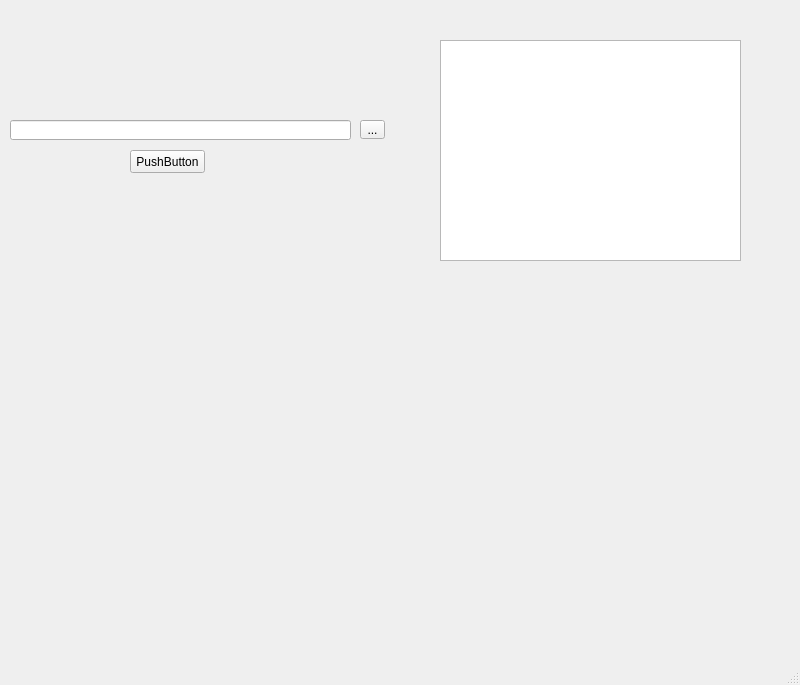
This is F_Ui/F_Interface_1.ui in ClementBaty/m2_2025-2026 as Qt 5 draws it before an edit. The edited form follows.
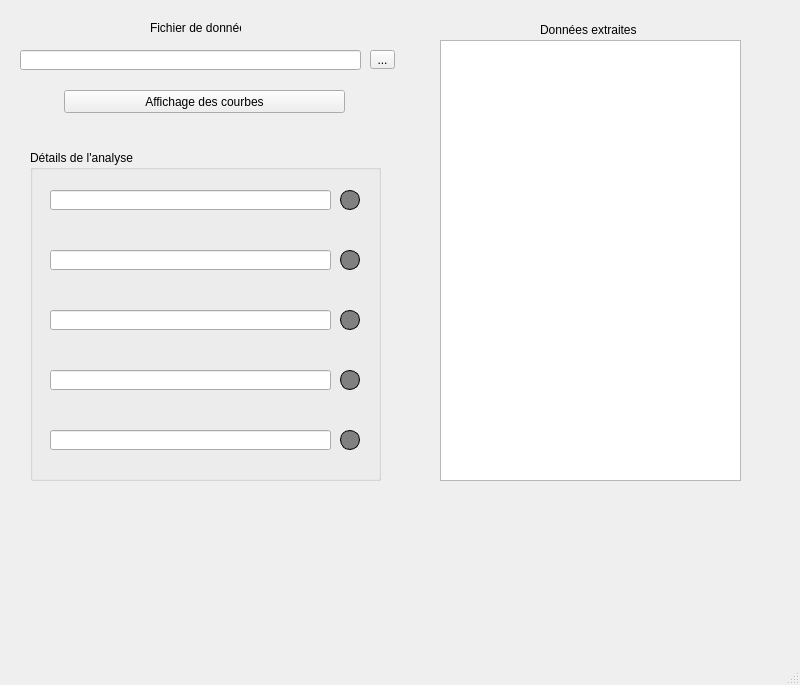
This is the edited form.

Commit message: Ajout des détails de l'analyse + Bouton ouverture deuxième interface

```diff
--- a/F_Ui/F_Interface_1.ui
+++ b/F_Ui/F_Interface_1.ui
@@ -17,8 +17,8 @@
    <widget class="QToolButton" name="url_bouton">
     <property name="geometry">
      <rect>
-      <x>360</x>
-      <y>120</y>
+      <x>370</x>
+      <y>50</y>
       <width>25</width>
       <height>19</height>
      </rect>
@@ -33,15 +33,15 @@
       <x>440</x>
       <y>40</y>
       <width>301</width>
-      <height>221</height>
+      <height>441</height>
      </rect>
     </property>
    </widget>
    <widget class="QLineEdit" name="url_input">
     <property name="geometry">
      <rect>
-      <x>10</x>
-      <y>120</y>
+      <x>20</x>
+      <y>50</y>
       <width>341</width>
       <height>20</height>
      </rect>
@@ -50,14 +50,268 @@
    <widget class="QPushButton" name="affichage_graph">
     <property name="geometry">
      <rect>
-      <x>130</x>
-      <y>150</y>
-      <width>75</width>
+      <x>64</x>
+      <y>90</y>
+      <width>281</width>
       <height>23</height>
      </rect>
     </property>
     <property name="text">
-     <string>PushButton</string>
+     <string>Affichage des courbes</string>
+    </property>
+   </widget>
+   <widget class="QLabel" name="label">
+    <property name="geometry">
+     <rect>
+      <x>150</x>
+      <y>20</y>
+      <width>91</width>
+      <height>16</height>
+     </rect>
+    </property>
+    <property name="text">
+     <string>Fichier de données </string>
+    </property>
+   </widget>
+   <widget class="QGroupBox" name="group_Analyse">
+    <property name="geometry">
+     <rect>
+      <x>30</x>
+      <y>150</y>
+      <width>351</width>
+      <height>331</height>
+     </rect>
+    </property>
+    <property name="title">
+     <string>Détails de l'analyse</string>
+    </property>
+    <widget class="QLineEdit" name="donnee_1">
+     <property name="geometry">
+      <rect>
+       <x>20</x>
+       <y>40</y>
+       <width>281</width>
+       <height>20</height>
+      </rect>
+     </property>
+     <property name="readOnly">
+      <bool>true</bool>
+     </property>
+    </widget>
+    <widget class="QLineEdit" name="donnee_2">
+     <property name="geometry">
+      <rect>
+       <x>20</x>
+       <y>100</y>
+       <width>281</width>
+       <height>20</height>
+      </rect>
+     </property>
+     <property name="readOnly">
+      <bool>true</bool>
+     </property>
+    </widget>
+    <widget class="QLineEdit" name="donnee_3">
+     <property name="geometry">
+      <rect>
+       <x>20</x>
+       <y>160</y>
+       <width>281</width>
+       <height>20</height>
+      </rect>
+     </property>
+     <property name="readOnly">
+      <bool>true</bool>
+     </property>
+    </widget>
+    <widget class="QLineEdit" name="donnee_4">
+     <property name="geometry">
+      <rect>
+       <x>20</x>
+       <y>220</y>
+       <width>281</width>
+       <height>20</height>
+      </rect>
+     </property>
+     <property name="readOnly">
+      <bool>true</bool>
+     </property>
+    </widget>
+    <widget class="QLineEdit" name="donnee_5">
+     <property name="geometry">
+      <rect>
+       <x>20</x>
+       <y>280</y>
+       <width>281</width>
+       <height>20</height>
+      </rect>
+     </property>
+     <property name="readOnly">
+      <bool>true</bool>
+     </property>
+    </widget>
+    <widget class="QLabel" name="LED_1">
+     <property name="geometry">
+      <rect>
+       <x>310</x>
+       <y>40</y>
+       <width>20</width>
+       <height>20</height>
+      </rect>
+     </property>
+     <property name="minimumSize">
+      <size>
+       <width>20</width>
+       <height>20</height>
+      </size>
+     </property>
+     <property name="maximumSize">
+      <size>
+       <width>20</width>
+       <height>20</height>
+      </size>
+     </property>
+     <property name="styleSheet">
+      <string notr="true">background-color: gray; 
+border-radius: 10px; 
+border: 1px solid black;</string>
+     </property>
+     <property name="text">
+      <string/>
+     </property>
+    </widget>
+    <widget class="QLabel" name="LED_2">
+     <property name="geometry">
+      <rect>
+       <x>310</x>
+       <y>100</y>
+       <width>20</width>
+       <height>20</height>
+      </rect>
+     </property>
+     <property name="minimumSize">
+      <size>
+       <width>20</width>
+       <height>20</height>
+      </size>
+     </property>
+     <property name="maximumSize">
+      <size>
+       <width>20</width>
+       <height>20</height>
+      </size>
+     </property>
+     <property name="styleSheet">
+      <string notr="true">background-color: gray; 
+border-radius: 10px; 
+border: 1px solid black;</string>
+     </property>
+     <property name="text">
+      <string/>
+     </property>
+    </widget>
+    <widget class="QLabel" name="LED_3">
+     <property name="geometry">
+      <rect>
+       <x>310</x>
+       <y>160</y>
+       <width>20</width>
+       <height>20</height>
+      </rect>
+     </property>
+     <property name="minimumSize">
+      <size>
+       <width>20</width>
+       <height>20</height>
+      </size>
+     </property>
+     <property name="maximumSize">
+      <size>
+       <width>20</width>
+       <height>20</height>
+      </size>
+     </property>
+     <property name="styleSheet">
+      <string notr="true">background-color: gray; 
+border-radius: 10px; 
+border: 1px solid black;</string>
+     </property>
+     <property name="text">
+      <string/>
+     </property>
+    </widget>
+    <widget class="QLabel" name="LED_4">
+     <property name="geometry">
+      <rect>
+       <x>310</x>
+       <y>220</y>
+       <width>20</width>
+       <height>20</height>
+      </rect>
+     </property>
+     <property name="minimumSize">
+      <size>
+       <width>20</width>
+       <height>20</height>
+      </size>
+     </property>
+     <property name="maximumSize">
+      <size>
+       <width>20</width>
+       <height>20</height>
+      </size>
+     </property>
+     <property name="styleSheet">
+      <string notr="true">background-color: gray; 
+border-radius: 10px; 
+border: 1px solid black;</string>
+     </property>
+     <property name="text">
+      <string/>
+     </property>
+    </widget>
+    <widget class="QLabel" name="LED_5">
+     <property name="geometry">
+      <rect>
+       <x>310</x>
+       <y>280</y>
+       <width>20</width>
+       <height>20</height>
+      </rect>
+     </property>
+     <property name="minimumSize">
+      <size>
+       <width>20</width>
+       <height>20</height>
+      </size>
+     </property>
+     <property name="maximumSize">
+      <size>
+       <width>20</width>
+       <height>20</height>
+      </size>
+     </property>
+     <property name="styleSheet">
+      <string notr="true">background-color: gray; 
+border-radius: 10px; 
+border: 1px solid black;</string>
+     </property>
+     <property name="text">
+      <string/>
+     </property>
+    </widget>
+   </widget>
+   <widget class="QLabel" name="label_2">
+    <property name="geometry">
+     <rect>
+      <x>540</x>
+      <y>20</y>
+      <width>101</width>
+      <height>20</height>
+     </rect>
+    </property>
+    <property name="text">
+     <string>Données extraites</string>
     </property>
    </widget>
   </widget>
```
